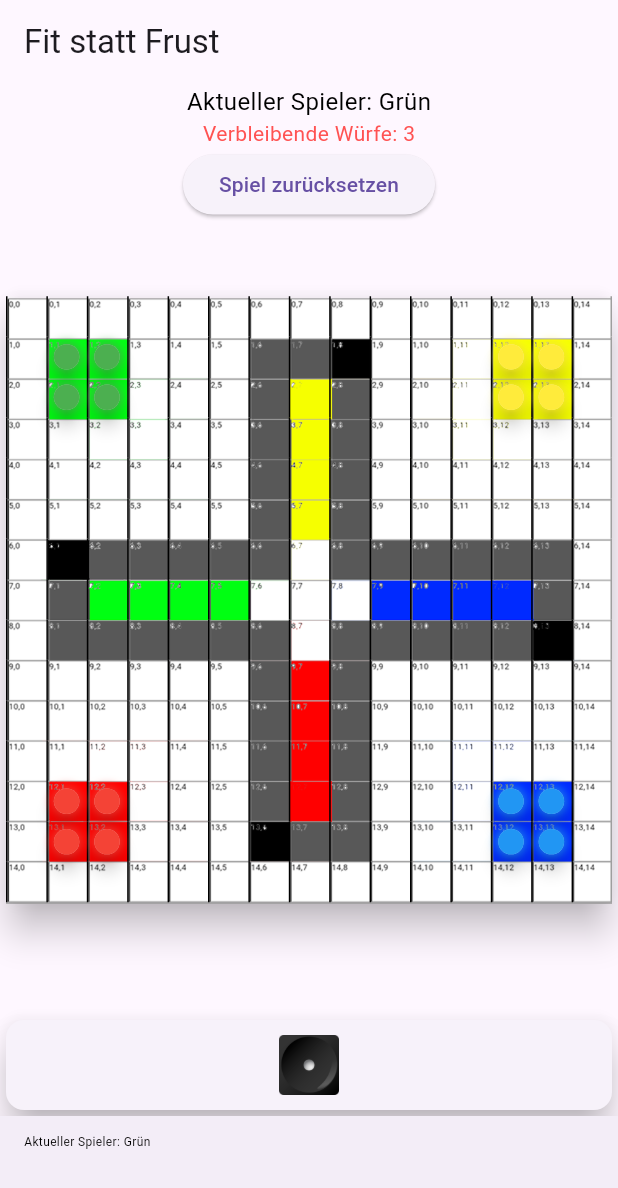
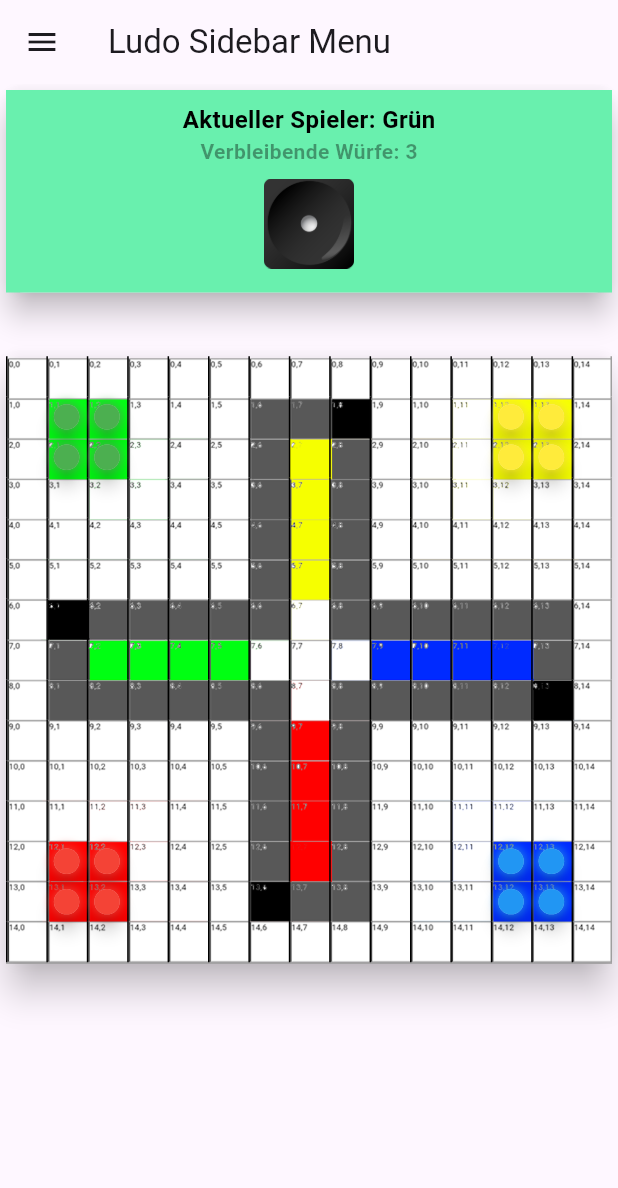
Before and after one commit to eduhoheli001/fitstattfrust, a Flutter app: the screen it shows after launch, on a phone screen of 412 x 824 dp. Shown: the top 1188 px of the screen. Run offline on Flutter 3.47's test engine with Material 3 defaults, Android fonts, the phone set to English and light mode, and no system bars; our stand-ins replace equatable, just_audio.

Commit message:
-added sidebar -fixed dice bug -changed main layout

```diff
--- a/lib/gameengine/model/game_state.dart
+++ b/lib/gameengine/model/game_state.dart
@@ -15,7 +15,7 @@ class GameState with ChangeNotifier {
   TokenType currentPlayer = TokenType.green;
   bool isAllowedToRoll = true;
   int rollCount = 0;
-  bool debugmode = false;
+  bool debugmode = true;
 
   //homepath
   final List<Position> greenHomePositions = [
@@ -109,7 +109,20 @@ class GameState with ChangeNotifier {
       case TokenType.red:
         return "Rot";
     }
-    return "";
+  }
+  MaterialAccentColor getColorCurrentPlayer() {
+    switch (currentPlayer) {
+      case TokenType.green:
+        return Colors.greenAccent;
+      case TokenType.yellow:
+        return Colors.yellowAccent;
+      case TokenType.blue:
+        return Colors.blueAccent;
+      case TokenType.red:
+        return Colors.redAccent;
+      default:
+        return Colors.greenAccent;// Standardfarbe, falls der Spieler nicht definiert ist
+    }
   }
 
   GameState() {
--- a/lib/gameengine/model/questions.dart
+++ b/lib/gameengine/model/questions.dart
@@ -38,6 +38,7 @@ class QuestionTest {
 
     showDialog(
       context: context,
+      barrierDismissible: false,
       builder: (context) {
         return AlertDialog(
           title: Text(randomQuestion.questionText),
--- a/lib/main.dart
+++ b/lib/main.dart
@@ -6,14 +6,15 @@ import './widgets/dice.dart';
 import './gameengine/model/dice_model.dart';
 import 'gameengine/model/token.dart';
 
-void main() => runApp(FitStattFrust());
-class FitStattFrust extends StatelessWidget {
-  const FitStattFrust({super.key});
+void main() {
+  runApp(MyApp());
+}
 
+class MyApp extends StatelessWidget {
   @override
   Widget build(BuildContext context) {
     return MaterialApp(
-      title: 'Fit statt Frust',
+      title: 'Sidebar Example',
       theme: ThemeData(
         primarySwatch: Colors.blue,
       ),
@@ -22,103 +23,174 @@ class FitStattFrust extends StatelessWidget {
           ChangeNotifierProvider(create: (context) => GameState()),
           ChangeNotifierProvider(create: (context) => DiceModel()),
         ],
-        child: gameStartPage(title: 'Fit statt Frust Spiel'),
+        child: GameScreen(),
       ),
     );
   }
 }
 
-class gameStartPage extends StatefulWidget {
-  gameStartPage({Key? key, this.title}) : super(key: key);
-
-  final String? title;
-
+class GameScreen extends StatefulWidget {
   @override
-  _gameStartPageState createState() => _gameStartPageState();
+  _GameScreenState createState() => _GameScreenState();
 }
 
-class _gameStartPageState extends State<gameStartPage> {
+class _GameScreenState extends State<GameScreen> {
   GlobalKey keyBar = GlobalKey();
 
   @override
   Widget build(BuildContext context) {
     final gameState = Provider.of<GameState>(context);
     int remainingRolls = gameState.getRemainingRolls();
+    final dice = Provider.of<DiceModel>(context);
+    final List<Map<String, dynamic>> playerOptions = [
+      {'color': Colors.green, 'name': 'Grün', 'type': TokenType.green},
+      {'color': Colors.yellow, 'name': 'Gelb', 'type': TokenType.yellow},
+      {'color': Colors.blue, 'name': 'Blau', 'type': TokenType.blue},
+      {'color': Colors.red, 'name': 'Rot', 'type': TokenType.red},
+    ];
     return Scaffold(
       appBar: AppBar(
         key: keyBar,
-        title: Text('Fit statt Frust'),
+        title: Text('Ludo Sidebar Menu'),
+      ),
+      drawer: Drawer(
+        child: ListView(
+          padding: EdgeInsets.zero,
+          children: <Widget>[
+            DrawerHeader(
+              decoration: BoxDecoration(
+                color: Colors.blue,
+              ),
+              child: Text(
+                'Spiel Optionen',
+                style: TextStyle(
+                  color: Colors.white,
+                  fontSize: 24,
+                ),
+              ),
+            ),
+            ListTile(
+              leading: Icon(Icons.refresh),
+              title: Text('Spiel zurücksetzen'),
+              onTap: () {
+                Navigator.pop(context);
+                gameState.resetGame();
+              },
+            ),
+            if (gameState.debugmode)
+              ListTile(
+                leading: Icon(Icons.bug_report),
+                title: Text('Debugger'),
+                onTap: () {
+                  Navigator.pop(context);
+                  gameState.debugModeSetToken();
+                },
+              ),
+            if (gameState.debugmode)
+              ListTile(
+                leading: Icon(Icons.people),
+                title: Text('Spieler auswählen'),
+                onTap: () {
+                  showDialog(
+                    context: context,
+                    builder: (BuildContext context) {
+                      return AlertDialog(
+                        title: Text('Wähle einen Spieler aus'),
+                        content: Column(
+                          mainAxisSize: MainAxisSize.min,
+                          children: playerOptions.map((option) {
+                            return ListTile(
+                              leading:
+                                  Icon(Icons.circle, color: option['color']),
+                              title: Text(option['name']),
+                              onTap: () {
+                                setState(() {
+                                  gameState.setCurrentPlayer(option['type']);
+                                  gameState.rollCount = 0;
+                                  gameState.isAllowedToRoll = true;
+                                });
+                                Navigator.of(context).pop();
+                              },
+                            );
+                          }).toList(),
+                        ),
+                      );
+                    },
+                  );
+                },
+              ),
+            if (gameState.debugmode)
+              ListTile(
+                leading: Icon(Icons.casino),
+                title: Text('Würfelwert auswählen'),
+                onTap: () {
+                  showDialog(
+                    context: context,
+                    builder: (BuildContext context) {
+                      return AlertDialog(
+                        title: Text('Wähle einen Würfelwert'),
+                        content: Column(
+                          mainAxisSize: MainAxisSize.min,
+                          children: List.generate(7, (index) => index)
+                              .map((int value) {
+                            return ListTile(
+                              leading: Icon(
+                                Icons.casino,
+                                color: value == 0 ? Colors.grey : Colors.black,
+                              ),
+                              title: Text(value.toString()),
+                              onTap: () {
+                                dice.setDiceOne(value);
+                                gameState.isAllowedToRoll = false;
+                                Navigator.of(context).pop();
+                              },
+                            );
+                          }).toList(),
+                        ),
+                      );
+                    },
+                  );
+                },
+              ),
+          ],
+        ),
       ),
       body: Stack(
         children: [
           Align(
             alignment: Alignment.topCenter,
+            child: Card(
+              elevation: 8,
+              child: Container(
+                width: double.infinity,
+                color: gameState.getColorCurrentPlayer(),
+                padding: const EdgeInsets.all(8),
                 child: Column(
                   mainAxisSize: MainAxisSize.min,
-              children: <Widget>[
+                  children: [
                     Text(
                       "Aktueller Spieler: ${gameState.getCurrentPlayerName()}",
-                  style: TextStyle(fontSize: 16, color: Colors.black),
+                      style: TextStyle(
+                          fontSize: 16,
+                          color: Colors.black,
+                          fontWeight: FontWeight.bold),
                     ),
                     Text(
                       "Verbleibende Würfe: $remainingRolls",
-                  style: TextStyle(fontSize: 14, color: Colors.redAccent),
+                      style: TextStyle(
+                          fontSize: 14,
+                          color: Colors.black38,
+                          fontWeight: FontWeight.bold),
                     ),
-
-                ElevatedButton(
-                  onPressed: () => gameState.resetGame(),
-                  child: Text("Spiel zurücksetzen"),
-                ),
-              if(gameState.debugmode)
-              Row(
-                mainAxisAlignment: MainAxisAlignment.center,
-                children: <Widget>[
-                ElevatedButton(
-                  onPressed: () => gameState.debugModeSetToken(),
-                  child: Text("Debugger"),
-                ),
-
-                DropdownButton<TokenType>(
-                  value: gameState.currentPlayer,
-                  items: TokenType.values.map((TokenType playerType) {
-                    return DropdownMenuItem<TokenType>(
-                      value: playerType,
-                      child: Text(playerType.toString().split('.').last),
-                    );
-                  }).toList(),
-                  onChanged: (TokenType? selectedPlayer) {
-                    if (selectedPlayer != null) {
-                      gameState.setCurrentPlayer(selectedPlayer);
-                      gameState.rollCount = 0;
-                      gameState.isAllowedToRoll = true;
-                    }
-                  },
-                ),
-                ])
+                    Container(padding: const EdgeInsets.all(8), child: Dice()),
                   ],
                 ),
               ),
-          GamePlay(keyBar, gameState),
-          Align(
-            alignment: Alignment.bottomCenter,
-            child: SizedBox(
-              child:Dice()
             ),
           ),
+          GamePlay(keyBar, gameState),
         ],
       ),
-
-      bottomNavigationBar: BottomAppBar(
-        shape: const CircularNotchedRectangle(),
-        child: SizedBox(
-          child: Text(
-            "Aktueller Spieler: ${gameState.getCurrentPlayerName()}",
-            style: TextStyle(fontSize: 8, color: Colors.black),
-          ),
-        ),
-      ),
-     // floatingActionButton: ,
-      floatingActionButtonLocation: FloatingActionButtonLocation.centerDocked,
     );
   }
 }
--- a/lib/widgets/board.dart
+++ b/lib/widgets/board.dart
@@ -1,9 +1,9 @@
 import 'package:flutter/material.dart';
 import './ludo_row.dart';
 
-class Board extends StatelessWidget {
+class BoardWidget extends StatelessWidget {
   final List<List<GlobalKey>> keyRefrences;
-  const Board(this.keyRefrences, {super.key});
+  const BoardWidget(this.keyRefrences, {super.key});
 
   bool isDesktop(BuildContext context)=> MediaQuery.of(context).size.width >= 600;
 
--- a/lib/widgets/dice.dart
+++ b/lib/widgets/dice.dart
@@ -1,6 +1,5 @@
 import 'dart:async';
 import 'dart:math';
-
 import 'package:flutter/material.dart';
 import 'package:provider/provider.dart';
 import '../gameengine/model/dice_model.dart';
@@ -18,22 +17,25 @@ class _DiceState extends State<Dice> {
   AudioPlayer player = AudioPlayer();
   double _currentAngle = 0;
   Timer? _rotationTimer;
+  bool animateDice = false; //für async -> animation -> sonst schleife
 
   Future<void> updateDices(DiceModel dice, GameState gameState) async {
+    if (animateDice == false) {
       if (gameState.isAllowedToRoll && gameState.getRemainingRolls() > 0) {
         if (gameState.getRemainingRolls() == 0) {
           return;
         }
 
         setState(() {
+          animateDice = true;
           _currentAngle = Random().nextDouble() * 2 * pi;
         });
-
 
         await player.setAsset('assets/audios/rolling-dice.mp3');
         player.play();
 
-      _rotationTimer = Timer.periodic(const Duration(milliseconds: 50), (timer) {
+        _rotationTimer =
+            Timer.periodic(const Duration(milliseconds: 50), (timer) {
           setState(() {
             _currentAngle += pi / 6; // 30 Grad pro Schritt
           });
@@ -48,14 +50,16 @@ class _DiceState extends State<Dice> {
 
         Future.delayed(Duration(milliseconds: 600), () {
           gameState.rollDice(dice);
-
+          animateDice = false;
           _rotationTimer?.cancel();
           setState(() {
             _currentAngle = 0;
           });
         });
       } else {
-      print("Der Spieler muss erst seinen Token bewegen, bevor er erneut würfeln kann.");
+        print(
+            "Der Spieler muss erst seinen Token bewegen, bevor er erneut würfeln kann.");
+      }
     }
   }
 
@@ -81,19 +85,11 @@ class _DiceState extends State<Dice> {
     final dice = Provider.of<DiceModel>(context);
     final gameState = Provider.of<GameState>(context, listen: false);
 
-    return Card(
-      elevation: 10,
-      child: Container(
-        padding: const EdgeInsets.all(8),
-        height: 60,
-        child: Row(
-          mainAxisAlignment: MainAxisAlignment.center,
-          children: [
-            GestureDetector(
+    return GestureDetector(
       onTap: () => updateDices(dice, gameState),
       child: SizedBox(
-                width: 40,
-                height: 40,
+        width: 60,
+        height: 60,
         child: Transform.rotate(
           angle: _currentAngle,
           child: Image.asset(
@@ -103,28 +99,6 @@ class _DiceState extends State<Dice> {
           ),
         ),
       ),
-            ),
-            if (gameState.debugmode)
-              const SizedBox(width: 10),
-            if (gameState.debugmode)
-              DropdownButton<int>(
-                value: dice.diceOne,
-                items: List.generate(7, (index) => index).map((int value) {
-                  return DropdownMenuItem<int>(
-                    value: value,
-                    child: Text(value.toString()),
-                  );
-                }).toList(),
-                onChanged: (int? newValue) {
-                  if (newValue != null) {
-                    dice.setDiceOne(newValue);
-                    gameState.isAllowedToRoll = false;
-                  }
-                },
-              ),
-          ],
-        ),
-      ),
     );
   }
 }
--- a/lib/widgets/gameplay.dart
+++ b/lib/widgets/gameplay.dart
@@ -28,13 +28,6 @@ class _GamePlayState extends State<GamePlay> {
       });
     });
   }
-
-  /*void callBack(Token token) {
-    print(token);
-    print(token.tokenState.name);
-    print(token.type);
-  }*/
-
   static List<List<GlobalKey<State>>> _getGlobalKeys() {
     List<List<GlobalKey<State>>> keysMain = [];
     for (int i = 0; i < 15; i++) {
@@ -93,7 +86,7 @@ class _GamePlayState extends State<GamePlay> {
   Widget build(BuildContext context) {
     return Stack(
       children: [
-        Board(keyRefrences),
+        BoardWidget(keyRefrences),
         ..._getTokenList(),
       ],
     );
--- a/lib/widgets/ludo_row.dart
+++ b/lib/widgets/ludo_row.dart
@@ -18,7 +18,7 @@ class CustomRow extends StatelessWidget {
             decoration: BoxDecoration(
               //borderRadius: BorderRadius.circular(50),
               border: Border(
-                left: BorderSide(color: Colors.black,width:1.0),
+                left: BorderSide(color: Colors.black, width:1.0),
                 right:
                     i == 14 ? BorderSide(color: Colors.grey) : BorderSide.none,
               ),
--- a/lib/widgets/tokenp.dart
+++ b/lib/widgets/tokenp.dart
@@ -22,7 +22,6 @@ class Tokenp extends StatelessWidget {
       case TokenType.red:
         return Colors.red;
     }
-   // return Colors.red;
   }
 
   @override
@@ -38,10 +37,7 @@ class Tokenp extends StatelessWidget {
       height: dimentions[3],
       child: GestureDetector(
         onTap: () {
-          // nullable fix -> check current player
-          if (gameState != null && dice != null) {
             gameState.moveToken(token, dice.diceOne, dice,context);
-          }
         },
         child: Card(
           elevation: 5,
```
Also changed, not shown: 1 other file. Lines whose indentation alone changed are shown as unchanged.
